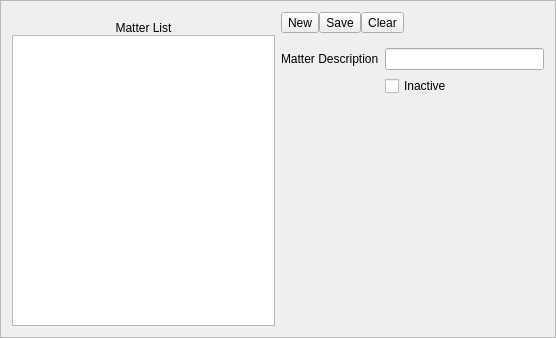
The window that UI/ManageMatters.ui (dominict/Rudy) describes before a commit, drawn with Qt 5.
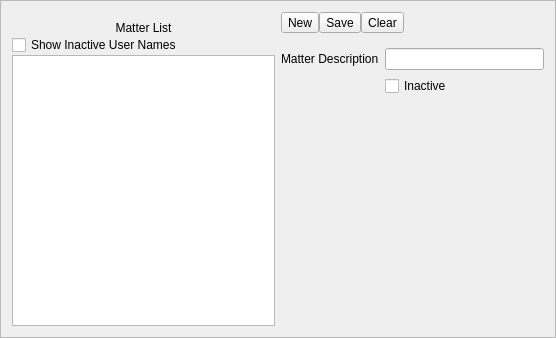
The same window after the commit. Icons and pictures are not drawn.

Commit message: Added features to ClientMatter Details.  Still need to finish up Matter Details in next update.

Diff of the .ui file:
```diff
--- a/UI/ManageMatters.ui
+++ b/UI/ManageMatters.ui
@@ -47,6 +47,13 @@
        </property>
       </widget>
      </item>
+     <item>
+      <widget class="QCheckBox" name="showInactive">
+       <property name="text">
+        <string>Show Inactive User Names</string>
+       </property>
+      </widget>
+     </item>
      <item>
       <widget class="QListWidget" name="matterList"/>
      </item>
```
The commit also changes 6 other files.
